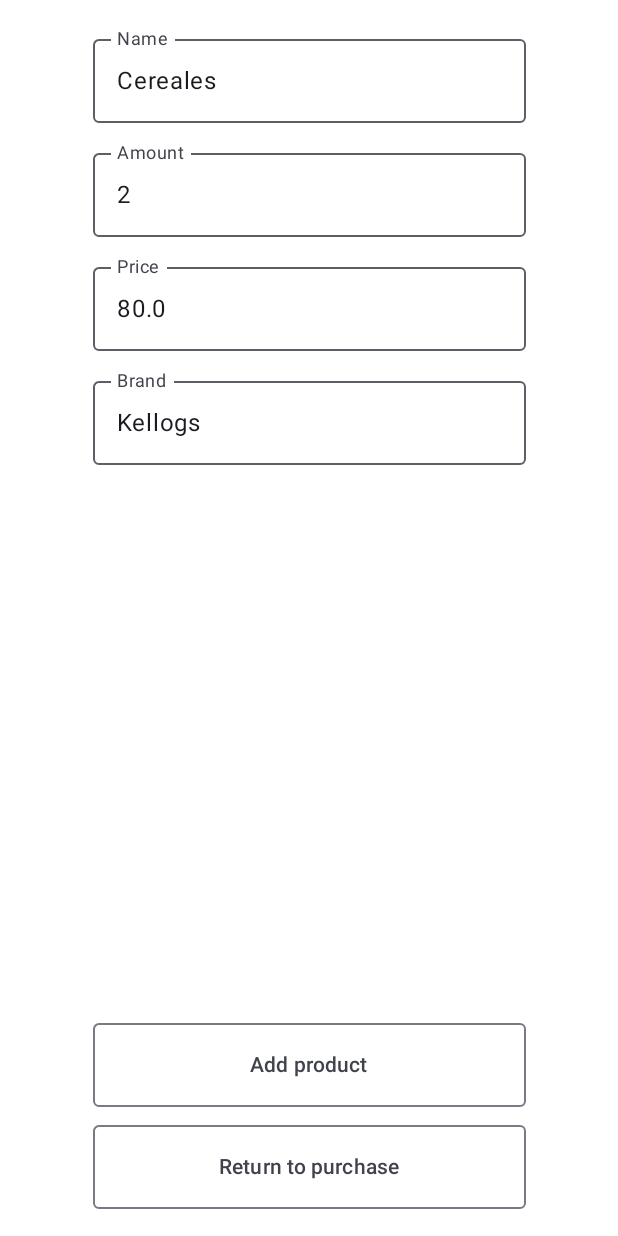
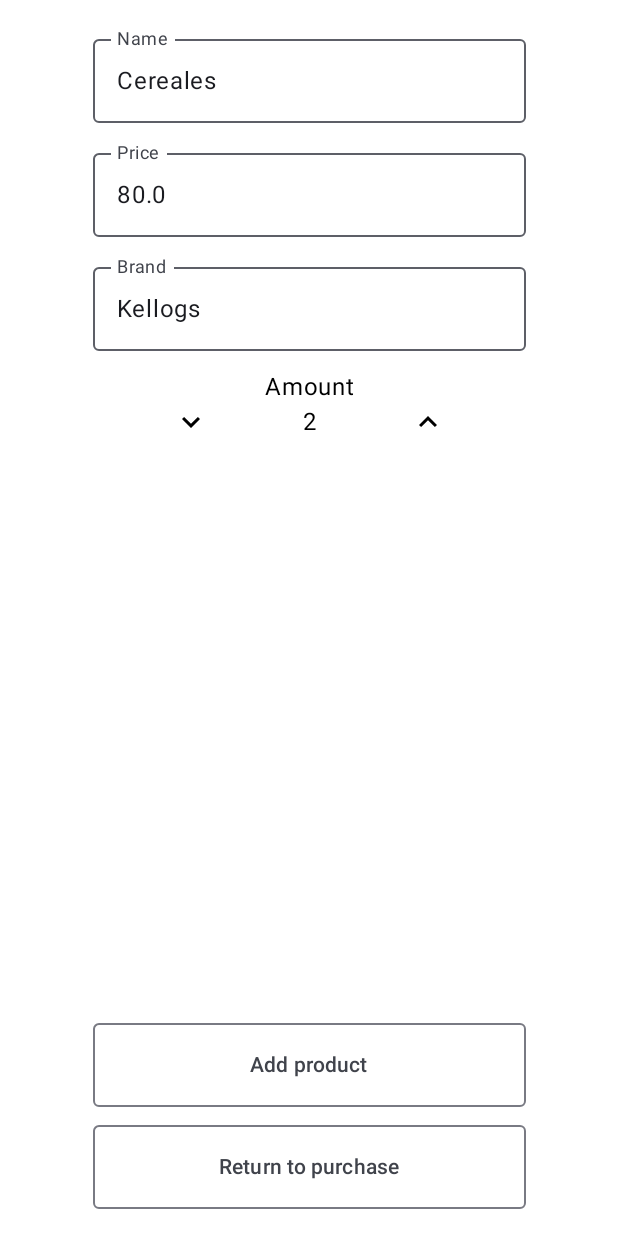
Before and after one commit to nicocababie/PriceRecommender, an Android app built with Jetpack Compose: the @Preview function SelectProductsScreenPreview, on a phone screen of 412 x 824 dp. Run offline under Robolectric (Android 15) with nearby library versions, the phone set to English and light mode, and no system bars.

Commit message:
android - refactor amount counter

```diff
--- /dev/null
+++ b/mobile/PriceRecommender/app/src/main/java/com/example/pricerecommender/ui/screen/components/Counter.kt
@@ -0,0 +1,58 @@
+package com.example.pricerecommender.ui.screen.components
+
+import androidx.compose.foundation.layout.Box
+import androidx.compose.foundation.layout.fillMaxWidth
+import androidx.compose.foundation.layout.height
+import androidx.compose.material.icons.Icons
+import androidx.compose.material.icons.filled.KeyboardArrowDown
+import androidx.compose.material.icons.filled.KeyboardArrowUp
+import androidx.compose.material3.Icon
+import androidx.compose.material3.IconButton
+import androidx.compose.material3.Text
+import androidx.compose.runtime.Composable
+import androidx.compose.ui.Alignment
+import androidx.compose.ui.Modifier
+import androidx.compose.ui.res.stringResource
+import androidx.compose.ui.unit.dp
+import com.example.pricerecommender.R
+
+@Composable
+fun Counter(
+    currentAmount: Int,
+    onDecrementClick: () -> Unit,
+    onIncrementClick: () -> Unit
+) {
+    Box(
+        modifier = Modifier
+            .fillMaxWidth(0.5f)
+            .height(70.dp)
+    ) {
+        Text(
+            text = stringResource(R.string.add_product_amount),
+            modifier = Modifier
+                .align(Alignment.TopCenter)
+        )
+        IconButton(
+            onClick = onDecrementClick,
+            modifier = Modifier.align(Alignment.CenterStart)
+        ) {
+            Icon(
+                imageVector = Icons.Default.KeyboardArrowDown,
+                contentDescription = stringResource(R.string.decrease_amount)
+            )
+        }
+        Text(
+            text = currentAmount.toString(),
+            modifier = Modifier.align(Alignment.Center)
+        )
+        IconButton(
+            onClick = onIncrementClick,
+            modifier = Modifier.align(Alignment.CenterEnd)
+        ) {
+            Icon(
+                imageVector = Icons.Default.KeyboardArrowUp,
+                contentDescription = stringResource(R.string.increase_amount)
+            )
+        }
+    }
+}
--- a/mobile/PriceRecommender/app/src/main/java/com/example/pricerecommender/ui/screen/product/SelectProductsScreen.kt
+++ b/mobile/PriceRecommender/app/src/main/java/com/example/pricerecommender/ui/screen/product/SelectProductsScreen.kt
@@ -11,6 +11,7 @@
 import androidx.compose.ui.tooling.preview.Preview
 import androidx.compose.ui.unit.dp
 import com.example.pricerecommender.R
+import com.example.pricerecommender.ui.screen.components.Counter
 import com.example.pricerecommender.ui.screen.components.CustomOutlinedButton
 import com.example.pricerecommender.ui.screen.components.NumberInput
 import com.example.pricerecommender.ui.screen.components.TextInput
@@ -43,20 +44,13 @@
             .padding(vertical = 18.dp)
     ) {
         Column(
+            horizontalAlignment = Alignment.CenterHorizontally,
             verticalArrangement = Arrangement.spacedBy(12.dp)
         ) {
             TextInput(
                 title = stringResource(R.string.add_product_name),
                 inputState = currentName,
                 saveInput = { updateCurrentName(it) }
-            )
-            NumberInput(
-                title = stringResource(R.string.add_product_amount),
-                inputState = currentAmount.toString(),
-                saveInput = { input ->
-                    val productAmount = if (input.isNotEmpty()) input.toInt() else 0
-                    updateCurrentAmount(productAmount)
-                }
             )
             NumberInput(
                 title = stringResource(R.string.add_product_price),
@@ -70,6 +64,11 @@
                 title = stringResource(R.string.add_product_brand),
                 inputState = currentBrand,
                 saveInput = { updateCurrentBrand(it) }
+            )
+            Counter(
+                currentAmount = currentAmount,
+                onDecrementClick = { if (currentAmount != 0) updateCurrentAmount(currentAmount.dec()) },
+                onIncrementClick = { updateCurrentAmount(currentAmount.inc()) }
             )
         }
         Column(
```
Also changed, not shown: mobile/PriceRecommender/app/src/main/java/com/example/pricerecommender/ui/screen/cart/CartScreen.kt (+8 -37 lines).
